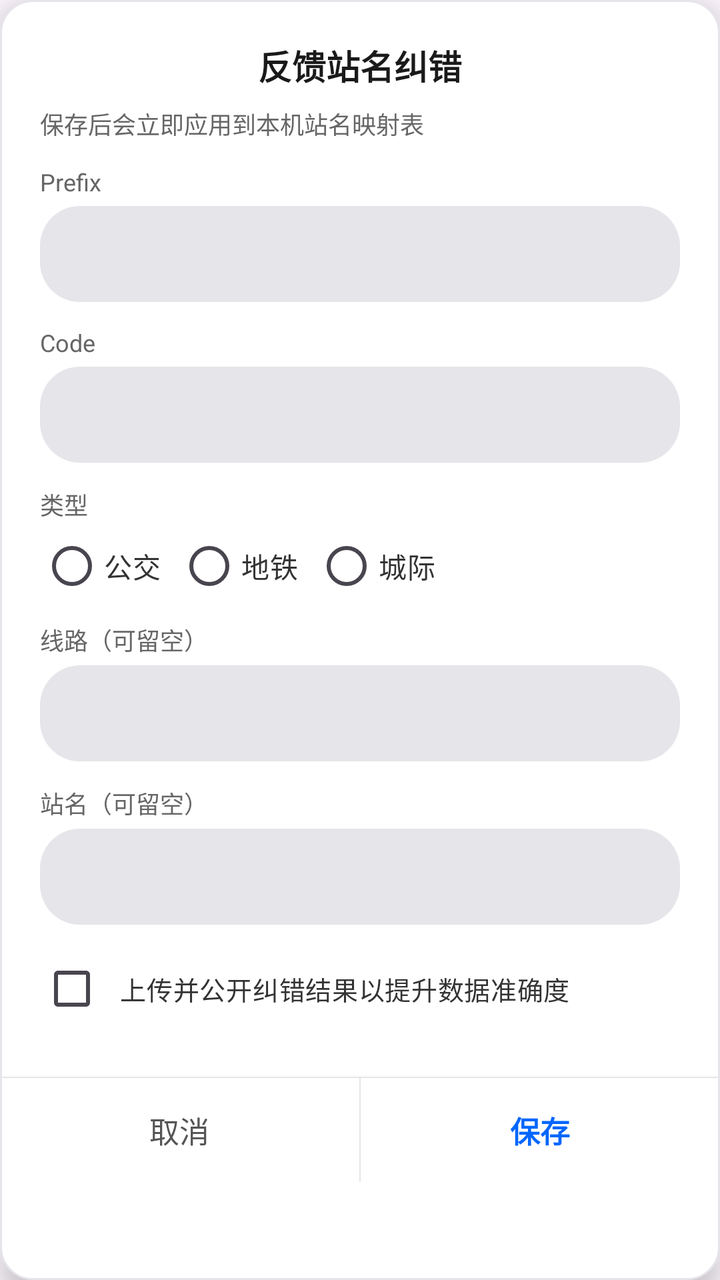
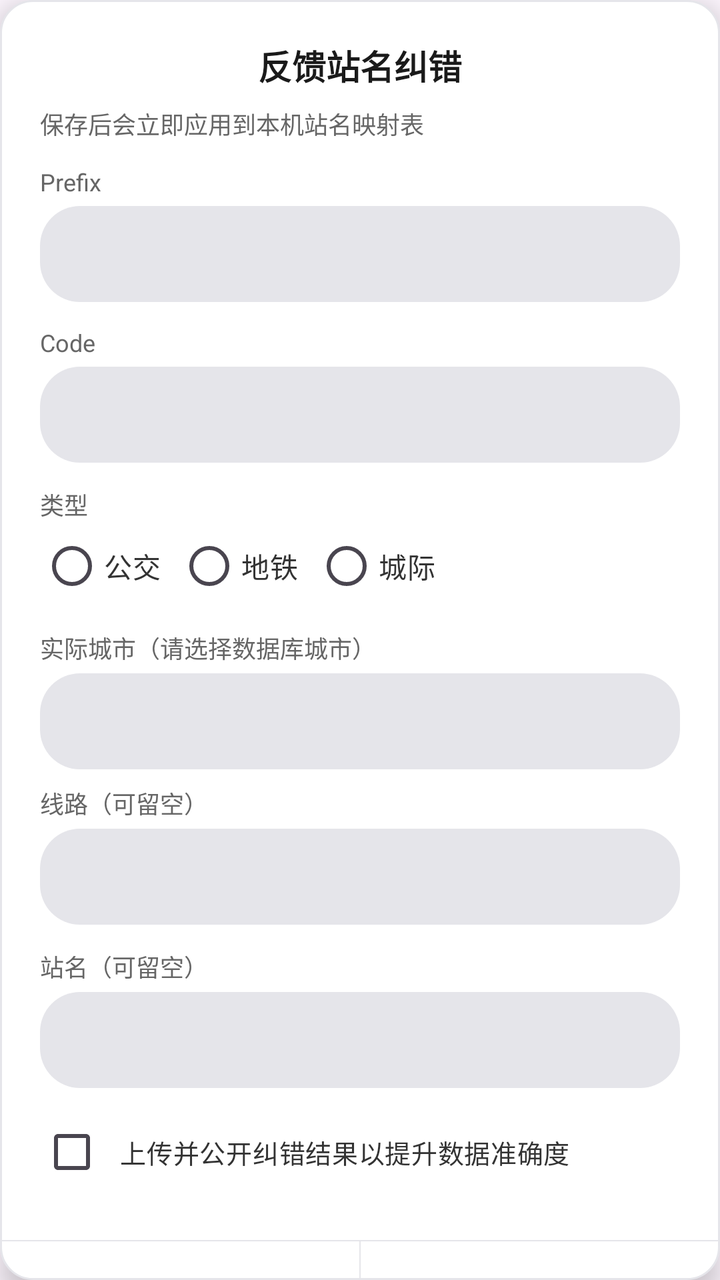

Compare the two renders of this Android layout. The source of the first and the diff that turns it into the second are given below.
<!-- AndroidManifest.xml: application theme Theme.TUReader -->
<!-- res/layout/dialog_feedback.xml -->
<?xml version="1.0" encoding="utf-8"?>
<LinearLayout xmlns:android="http://schemas.android.com/apk/res/android"
    android:layout_width="320dp"
    android:layout_height="wrap_content"
    android:orientation="vertical"
    android:background="@drawable/bg_content_card"
    android:elevation="8dp">

    <ScrollView
        android:layout_width="match_parent"
        android:layout_height="wrap_content"
        android:fillViewport="false"
        android:padding="20dp">

        <LinearLayout
            android:layout_width="match_parent"
            android:layout_height="wrap_content"
            android:orientation="vertical">

            <TextView
                android:id="@+id/feedbackTitle"
                android:layout_width="match_parent"
                android:layout_height="wrap_content"
                android:gravity="center"
                android:text="反馈站名纠错"
                android:textColor="#1A1A1A"
                android:textSize="17sp"
                android:textStyle="bold" />

            <TextView
                android:layout_width="match_parent"
                android:layout_height="wrap_content"
                android:layout_marginTop="8dp"
                android:text="保存后会立即应用到本机站名映射表"
                android:textColor="#666666"
                android:textSize="12sp" />

            <TextView
                android:layout_width="match_parent"
                android:layout_height="wrap_content"
                android:layout_marginTop="12dp"
                android:text="Prefix"
                android:textColor="#666666"
                android:textSize="12sp" />

            <EditText
                android:id="@+id/feedbackPrefix"
                android:layout_width="match_parent"
                android:layout_height="48dp"
                android:layout_marginTop="4dp"
                android:background="@drawable/bg_chip_default"
                android:inputType="text"
                android:paddingStart="12dp"
                android:paddingEnd="12dp"
                android:singleLine="true"
                android:textColor="#1A1A1A"
                android:textSize="15sp" />

            <TextView
                android:layout_width="match_parent"
                android:layout_height="wrap_content"
                android:layout_marginTop="12dp"
                android:text="Code"
                android:textColor="#666666"
                android:textSize="12sp" />

            <EditText
                android:id="@+id/feedbackCode"
                android:layout_width="match_parent"
                android:layout_height="48dp"
                android:layout_marginTop="4dp"
                android:background="@drawable/bg_chip_default"
                android:inputType="text"
                android:paddingStart="12dp"
                android:paddingEnd="12dp"
                android:singleLine="true"
                android:textColor="#1A1A1A"
                android:textSize="15sp" />

            <TextView
                android:layout_width="match_parent"
                android:layout_height="wrap_content"
                android:layout_marginTop="12dp"
                android:text="类型"
                android:textColor="#666666"
                android:textSize="12sp" />

            <RadioGroup
                android:id="@+id/feedbackType"
                android:layout_width="match_parent"
                android:layout_height="wrap_content"
                android:layout_marginTop="2dp"
                android:orientation="horizontal">

                <RadioButton
                    android:id="@+id/feedbackTypeBus"
                    android:layout_width="wrap_content"
                    android:layout_height="40dp"
                    android:text="公交"
                    android:textColor="#333333"
                    android:textSize="14sp" />

                <RadioButton
                    android:id="@+id/feedbackTypeMetro"
                    android:layout_width="wrap_content"
                    android:layout_height="40dp"
                    android:layout_marginStart="8dp"
                    android:text="地铁"
                    android:textColor="#333333"
                    android:textSize="14sp" />

                <RadioButton
                    android:id="@+id/feedbackTypeIntercity"
                    android:layout_width="wrap_content"
                    android:layout_height="40dp"
                    android:layout_marginStart="8dp"
                    android:text="城际"
                    android:textColor="#333333"
                    android:textSize="14sp" />
            </RadioGroup>

            <TextView
                android:layout_width="match_parent"
                android:layout_height="wrap_content"
                android:layout_marginTop="8dp"
                android:text="线路（可留空）"
                android:textColor="#666666"
                android:textSize="12sp" />

            <EditText
                android:id="@+id/feedbackLine"
                android:layout_width="match_parent"
                android:layout_height="48dp"
                android:layout_marginTop="4dp"
                android:background="@drawable/bg_chip_default"
                android:inputType="text"
                android:paddingStart="12dp"
                android:paddingEnd="12dp"
                android:singleLine="true"
                android:textColor="#1A1A1A"
                android:textSize="15sp" />

            <TextView
                android:layout_width="match_parent"
                android:layout_height="wrap_content"
                android:layout_marginTop="12dp"
                android:text="站名（可留空）"
                android:textColor="#666666"
                android:textSize="12sp" />

            <EditText
                android:id="@+id/feedbackStation"
                android:layout_width="match_parent"
                android:layout_height="48dp"
                android:layout_marginTop="4dp"
                android:background="@drawable/bg_chip_default"
                android:inputType="text"
                android:paddingStart="12dp"
                android:paddingEnd="12dp"
                android:singleLine="true"
                android:textColor="#1A1A1A"
                android:textSize="15sp" />

            <CheckBox
                android:id="@+id/feedbackPublish"
                android:layout_width="match_parent"
                android:layout_height="wrap_content"
                android:layout_marginTop="8dp"
                android:paddingStart="8dp"
                android:text="上传并公开纠错结果以提升数据准确度"
                android:textColor="#333333"
                android:textSize="13sp" />
        </LinearLayout>
    </ScrollView>

    <View
        android:layout_width="match_parent"
        android:layout_height="0.5dp"
        android:background="#E5E5EA" />

    <LinearLayout
        android:layout_width="match_parent"
        android:layout_height="52dp"
        android:orientation="horizontal">

        <TextView
            android:id="@+id/feedbackCancel"
            android:layout_width="0dp"
            android:layout_height="match_parent"
            android:layout_weight="1"
            android:clickable="true"
            android:focusable="true"
            android:gravity="center"
            android:text="取消"
            android:textColor="#555555"
            android:textSize="15sp" />

        <View
            android:layout_width="0.5dp"
            android:layout_height="match_parent"
            android:background="#E5E5EA" />

        <TextView
            android:id="@+id/feedbackConfirm"
            android:layout_width="0dp"
            android:layout_height="match_parent"
            android:layout_weight="1"
            android:clickable="true"
            android:focusable="true"
            android:gravity="center"
            android:text="保存"
            android:textColor="#0066FF"
            android:textSize="15sp"
            android:textStyle="bold" />
    </LinearLayout>
</LinearLayout>
<!-- resources referenced by this layout -->
<resources>
  <!-- drawable bg_chip_default (drawable) -->
  <?xml version="1.0" encoding="utf-8"?>
  <shape xmlns:android="http://schemas.android.com/apk/res/android">
      <solid android:color="#E5E5EA" />
      <corners android:radius="20dp" />
  </shape>
  <!-- drawable bg_content_card (drawable) -->
  <?xml version="1.0" encoding="utf-8"?>
  <shape xmlns:android="http://schemas.android.com/apk/res/android">
      <solid android:color="#FFFFFF" />
      <corners android:radius="16dp" />
      <stroke android:width="1dp" android:color="#E5E5EA" />
  </shape>
  <style name="Theme.TUReader" parent="Theme.Material3.DayNight.NoActionBar">
          
          <item name="android:textSelectHandle">@drawable/tu_text_select_handle_middle</item>
          <item name="android:textSelectHandleLeft">@drawable/tu_text_select_handle_left</item>
          <item name="android:textSelectHandleRight">@drawable/tu_text_select_handle_right</item>
  
          
          <item name="android:textColorHighlight">@color/m3_highlighted_text</item>
      </style>
  <!-- drawable tu_text_select_handle_middle (drawable) -->
  <?xml version="1.0" encoding="utf-8"?>
  <bitmap xmlns:android="http://schemas.android.com/apk/res/android"
      android:src="@drawable/abc_text_select_handle_middle_mtrl"
      android:tint="?attr/colorPrimary"
      android:tintMode="src_in" />
  <!-- drawable tu_text_select_handle_left (drawable) -->
  <?xml version="1.0" encoding="utf-8"?>
  <bitmap xmlns:android="http://schemas.android.com/apk/res/android"
      android:src="@drawable/abc_text_select_handle_left_mtrl"
      android:tint="?attr/colorPrimary"
      android:tintMode="src_in" />
  <!-- drawable tu_text_select_handle_right (drawable) -->
  <?xml version="1.0" encoding="utf-8"?>
  <bitmap xmlns:android="http://schemas.android.com/apk/res/android"
      android:src="@drawable/abc_text_select_handle_right_mtrl"
      android:tint="?attr/colorPrimary"
      android:tintMode="src_in" />
</resources>

<!-- the commit's change to res/layout/dialog_feedback.xml (unified diff, before → after) -->
@@ -118,6 +118,28 @@
                     android:textColor="#333333"
                     android:textSize="14sp" />
             </RadioGroup>
+
+            <TextView
+                android:layout_width="match_parent"
+                android:layout_height="wrap_content"
+                android:layout_marginTop="12dp"
+                android:text="实际城市（请选择数据库城市）"
+                android:textColor="#666666"
+                android:textSize="12sp" />
+
+            <AutoCompleteTextView
+                android:id="@+id/feedbackCity"
+                android:layout_width="match_parent"
+                android:layout_height="48dp"
+                android:layout_marginTop="4dp"
+                android:background="@drawable/bg_chip_default"
+                android:completionThreshold="1"
+                android:inputType="text"
+                android:paddingStart="12dp"
+                android:paddingEnd="12dp"
+                android:singleLine="true"
+                android:textColor="#1A1A1A"
+                android:textSize="15sp" />
 
             <TextView
                 android:layout_width="match_parent"
